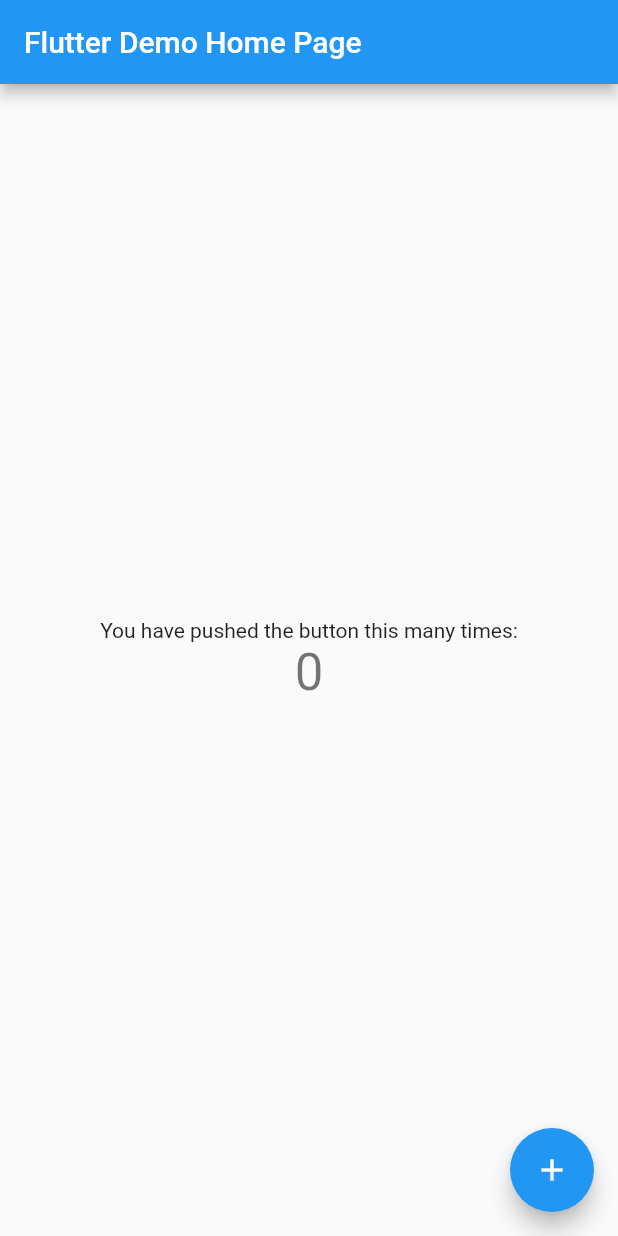
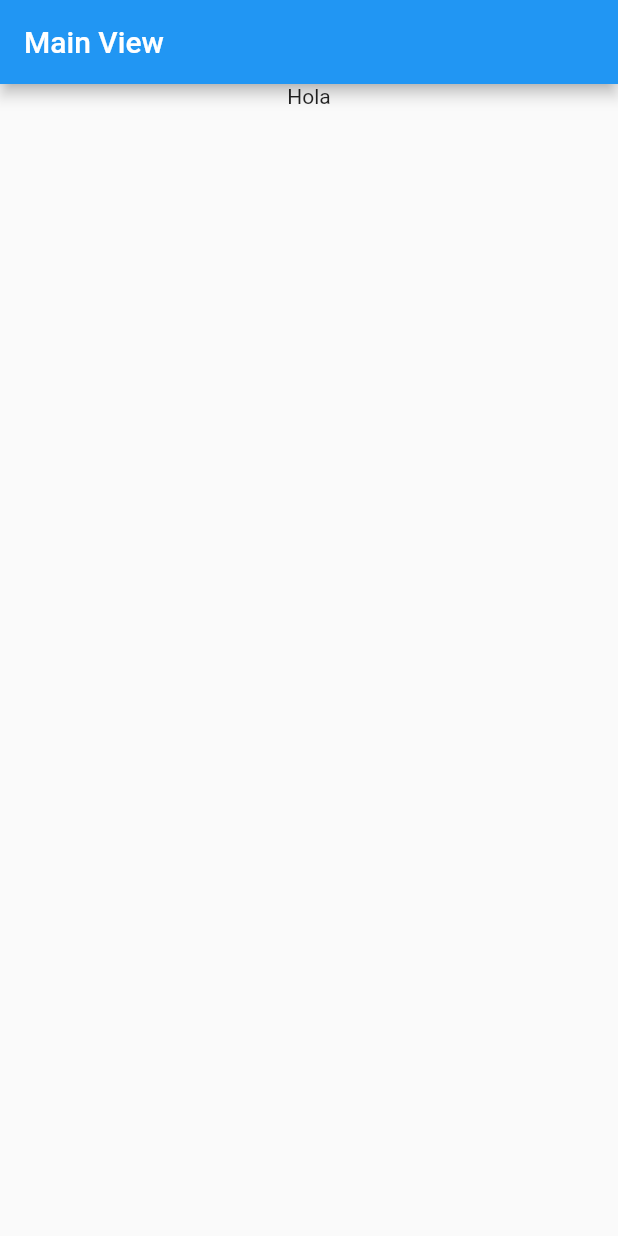
Before and after one commit to xXNukem/Provider-example-on-Flutter, a Flutter app: the screen it shows after launch, on a phone screen of 412 x 824 dp. Run offline on Flutter 3.47's test engine with Material 2 defaults, Android fonts, the phone set to English and light mode, and no system bars; our stand-ins replace get_it.

Commit message:
Added main services for routing

```diff
--- a/provider_example/lib/app/router.dart
+++ b/provider_example/lib/app/router.dart
@@ -1,4 +1,7 @@
 import 'package:flutter/cupertino.dart';
+import 'package:flutter/material.dart';
+import 'package:provider_example/app/routes.dart';
+import 'package:provider_example/ui/views/main_view.dart';
 
 class Router {
   static Route<dynamic> generateRoute(RouteSettings settings) {
@@ -7,6 +10,17 @@ class Router {
        case splashRoute:
         return MaterialPageRoute(builder: (_) => SplashView());
       */
+      case mainViewRoute:
+        return MaterialPageRoute(builder: (_) => MainView());
+
+      default:
+        return MaterialPageRoute(
+          builder: (_) => Scaffold(
+            body: Center(
+              child: Text('No route defined for ${settings.name}'),
+            ),
+          ),
+        );
     }
   }
 }
--- a/provider_example/lib/app/routes.dart
+++ b/provider_example/lib/app/routes.dart
@@ -1 +1,3 @@
 //Ejemplo const String nombre_ruta = 'nombre_ruta'
+
+const String mainViewRoute = 'mainViewRoute';
--- a/provider_example/lib/app/service_locator.dart
+++ b/provider_example/lib/app/service_locator.dart
@@ -1,7 +1,9 @@
 import 'package:get_it/get_it.dart';
+import 'package:provider_example/core/services/navigation_service.dart';
 
 final locator = GetIt.instance;
 
 void setupLocator() {
   //Dependencies
+  locator.registerLazySingleton(() => NavigationService());
 }
--- a/provider_example/lib/main.dart
+++ b/provider_example/lib/main.dart
@@ -1,6 +1,12 @@
 import 'package:flutter/material.dart';
+import 'package:provider_example/app/routes.dart';
+import 'package:provider_example/app/service_locator.dart';
+import 'package:provider_example/core/services/navigation_service.dart';
+
+import 'app/router.dart';
 
 void main() {
+  setupLocator();
   runApp(MyApp());
 }
 
@@ -11,107 +17,12 @@ class MyApp extends StatelessWidget {
     return MaterialApp(
       title: 'Flutter Demo',
       theme: ThemeData(
-        // This is the theme of your application.
-        //
-        // Try running your application with "flutter run". You'll see the
-        // application has a blue toolbar. Then, without quitting the app, try
-        // changing the primarySwatch below to Colors.green and then invoke
-        // "hot reload" (press "r" in the console where you ran "flutter run",
-        // or simply save your changes to "hot reload" in a Flutter IDE).
-        // Notice that the counter didn't reset back to zero; the application
-        // is not restarted.
         primarySwatch: Colors.blue,
-        // This makes the visual density adapt to the platform that you run
-        // the app on. For desktop platforms, the controls will be smaller and
-        // closer together (more dense) than on mobile platforms.
         visualDensity: VisualDensity.adaptivePlatformDensity,
       ),
-      home: MyHomePage(title: 'Flutter Demo Home Page'),
+      navigatorKey: locator<NavigationService>().navigationKey,
+      onGenerateRoute: Router.generateRoute,
+      initialRoute: mainViewRoute,
     );
   }
 }
-
-class MyHomePage extends StatefulWidget {
-  MyHomePage({Key key, this.title}) : super(key: key);
-
-  // This widget is the home page of your application. It is stateful, meaning
-  // that it has a State object (defined below) that contains fields that affect
-  // how it looks.
-
-  // This class is the configuration for the state. It holds the values (in this
-  // case the title) provided by the parent (in this case the App widget) and
-  // used by the build method of the State. Fields in a Widget subclass are
-  // always marked "final".
-
-  final String title;
-
-  @override
-  _MyHomePageState createState() => _MyHomePageState();
-}
-
-class _MyHomePageState extends State<MyHomePage> {
-  int _counter = 0;
-
-  void _incrementCounter() {
-    setState(() {
-      // This call to setState tells the Flutter framework that something has
-      // changed in this State, which causes it to rerun the build method below
-      // so that the display can reflect the updated values. If we changed
-      // _counter without calling setState(), then the build method would not be
-      // called again, and so nothing would appear to happen.
-      _counter++;
-    });
-  }
-
-  @override
-  Widget build(BuildContext context) {
-    // This method is rerun every time setState is called, for instance as done
-    // by the _incrementCounter method above.
-    //
-    // The Flutter framework has been optimized to make rerunning build methods
-    // fast, so that you can just rebuild anything that needs updating rather
-    // than having to individually change instances of widgets.
-    return Scaffold(
-      appBar: AppBar(
-        // Here we take the value from the MyHomePage object that was created by
-        // the App.build method, and use it to set our appbar title.
-        title: Text(widget.title),
-      ),
-      body: Center(
-        // Center is a layout widget. It takes a single child and positions it
-        // in the middle of the parent.
-        child: Column(
-          // Column is also a layout widget. It takes a list of children and
-          // arranges them vertically. By default, it sizes itself to fit its
-          // children horizontally, and tries to be as tall as its parent.
-          //
-          // Invoke "debug painting" (press "p" in the console, choose the
-          // "Toggle Debug Paint" action from the Flutter Inspector in Android
-          // Studio, or the "Toggle Debug Paint" command in Visual Studio Code)
-          // to see the wireframe for each widget.
-          //
-          // Column has various properties to control how it sizes itself and
-          // how it positions its children. Here we use mainAxisAlignment to
-          // center the children vertically; the main axis here is the vertical
-          // axis because Columns are vertical (the cross axis would be
-          // horizontal).
-          mainAxisAlignment: MainAxisAlignment.center,
-          children: <Widget>[
-            Text(
-              'You have pushed the button this many times:',
-            ),
-            Text(
-              '$_counter',
-              style: Theme.of(context).textTheme.headline4,
-            ),
-          ],
-        ),
-      ),
-      floatingActionButton: FloatingActionButton(
-        onPressed: _incrementCounter,
-        tooltip: 'Increment',
-        child: Icon(Icons.add),
-      ), // This trailing comma makes auto-formatting nicer for build methods.
-    );
-  }
-}
--- /dev/null
+++ b/provider_example/lib/ui/views/main_view.dart
@@ -0,0 +1,24 @@
+import 'package:flutter/material.dart';
+
+class MainView extends StatefulWidget {
+  @override
+  _MainViewState createState() => _MainViewState();
+}
+
+class _MainViewState extends State<MainView> {
+  @override
+  Widget build(BuildContext context) {
+    return Scaffold(
+      appBar: AppBar(
+        title: Text('Main View'),
+      ),
+      body: Column(
+        children: [
+          Center(
+            child: Text('Hola'),
+          ),
+        ],
+      ),
+    );
+  }
+}
```
Also changed, not shown: 5 other files.
